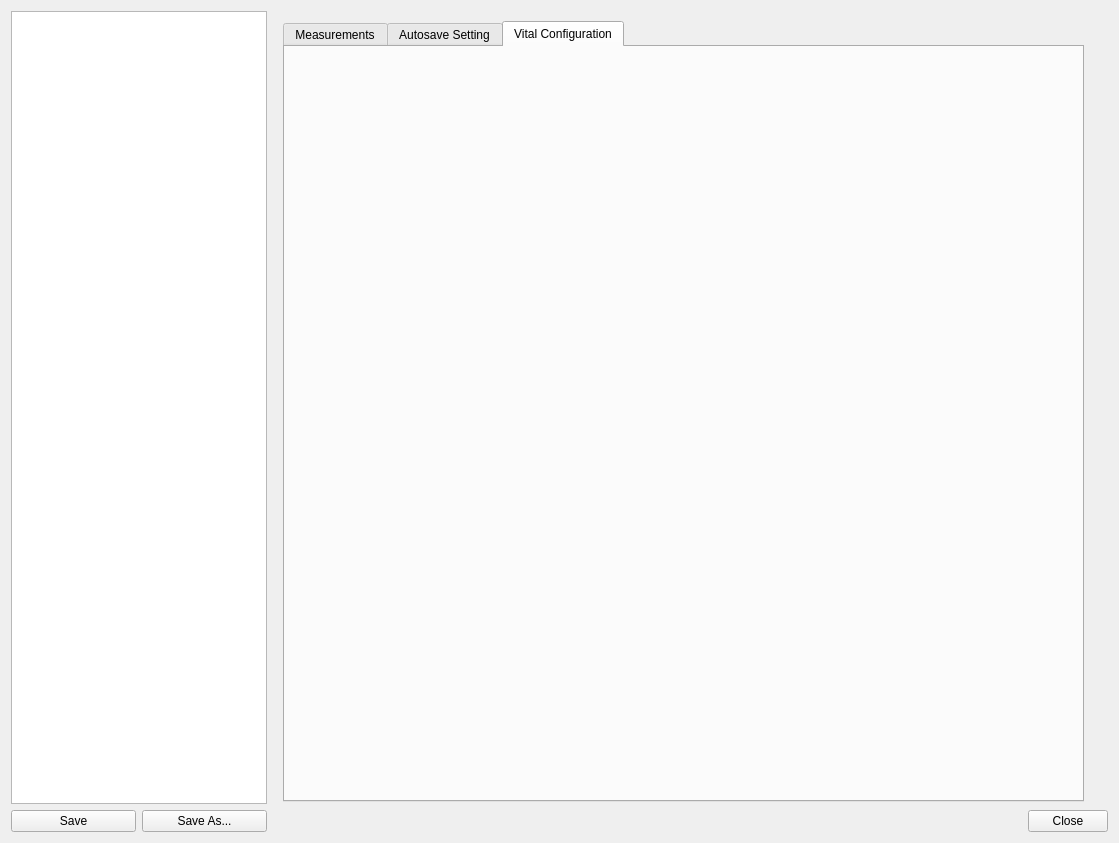
The window that src/libs/recorder/ui/studyconfigurationdialog.ui (mannd/epsimulator) describes before a commit, drawn with Qt 5.
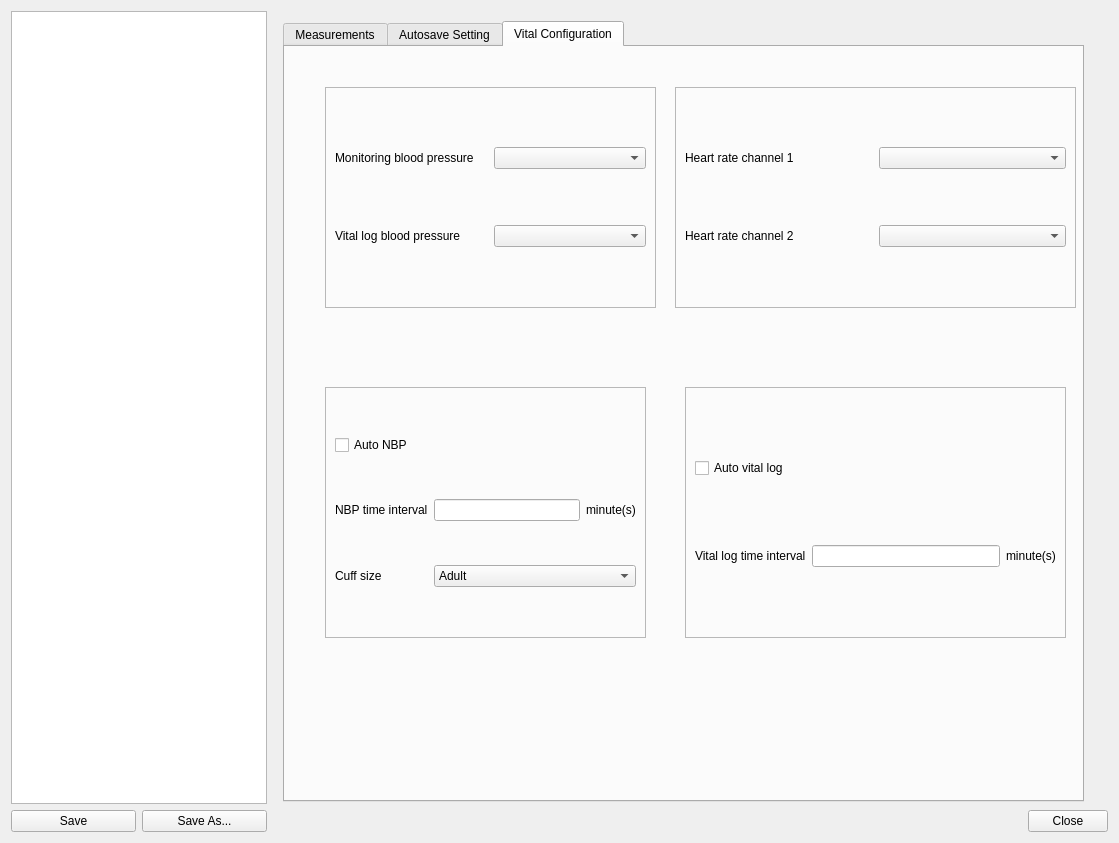
The same window after the commit. The open tabs and pages were chosen to show the change. Icons and pictures are not drawn.

```diff
--- a/src/libs/recorder/ui/studyconfigurationdialog.ui
+++ b/src/libs/recorder/ui/studyconfigurationdialog.ui
@@ -843,6 +843,213 @@
         <attribute name="title">
          <string>Vital Configuration</string>
         </attribute>
+        <widget class="QFrame" name="frame_8">
+         <property name="geometry">
+          <rect>
+           <x>40</x>
+           <y>40</y>
+           <width>331</width>
+           <height>221</height>
+          </rect>
+         </property>
+         <property name="frameShape">
+          <enum>QFrame::StyledPanel</enum>
+         </property>
+         <property name="frameShadow">
+          <enum>QFrame::Raised</enum>
+         </property>
+         <layout class="QGridLayout" name="gridLayout_16">
+          <item row="0" column="0">
+           <widget class="QLabel" name="label_49">
+            <property name="text">
+             <string>Monitoring blood pressure</string>
+            </property>
+            <property name="buddy">
+             <cstring>comboBox_24</cstring>
+            </property>
+           </widget>
+          </item>
+          <item row="0" column="1">
+           <widget class="QComboBox" name="comboBox_24"/>
+          </item>
+          <item row="1" column="0">
+           <widget class="QLabel" name="label_50">
+            <property name="text">
+             <string>Vital log blood pressure</string>
+            </property>
+            <property name="buddy">
+             <cstring>comboBox_25</cstring>
+            </property>
+           </widget>
+          </item>
+          <item row="1" column="1">
+           <widget class="QComboBox" name="comboBox_25"/>
+          </item>
+         </layout>
+        </widget>
+        <widget class="QFrame" name="frame_9">
+         <property name="geometry">
+          <rect>
+           <x>390</x>
+           <y>40</y>
+           <width>401</width>
+           <height>221</height>
+          </rect>
+         </property>
+         <property name="frameShape">
+          <enum>QFrame::StyledPanel</enum>
+         </property>
+         <property name="frameShadow">
+          <enum>QFrame::Raised</enum>
+         </property>
+         <layout class="QGridLayout" name="gridLayout_15">
+          <item row="0" column="0">
+           <widget class="QLabel" name="label_51">
+            <property name="text">
+             <string>Heart rate channel 1</string>
+            </property>
+            <property name="buddy">
+             <cstring>comboBox_26</cstring>
+            </property>
+           </widget>
+          </item>
+          <item row="0" column="1">
+           <widget class="QComboBox" name="comboBox_26"/>
+          </item>
+          <item row="1" column="0">
+           <widget class="QLabel" name="label_52">
+            <property name="text">
+             <string>Heart rate channel 2</string>
+            </property>
+            <property name="buddy">
+             <cstring>comboBox_27</cstring>
+            </property>
+           </widget>
+          </item>
+          <item row="1" column="1">
+           <widget class="QComboBox" name="comboBox_27"/>
+          </item>
+         </layout>
+        </widget>
+        <widget class="QFrame" name="frame_10">
+         <property name="geometry">
+          <rect>
+           <x>40</x>
+           <y>340</y>
+           <width>321</width>
+           <height>251</height>
+          </rect>
+         </property>
+         <property name="frameShape">
+          <enum>QFrame::StyledPanel</enum>
+         </property>
+         <property name="frameShadow">
+          <enum>QFrame::Raised</enum>
+         </property>
+         <layout class="QGridLayout" name="gridLayout_18">
+          <item row="0" column="0" colspan="2">
+           <widget class="QCheckBox" name="checkBox_12">
+            <property name="text">
+             <string>Auto NBP</string>
+            </property>
+           </widget>
+          </item>
+          <item row="1" column="0">
+           <widget class="QLabel" name="label_53">
+            <property name="text">
+             <string>NBP time interval</string>
+            </property>
+            <property name="buddy">
+             <cstring>lineEdit_5</cstring>
+            </property>
+           </widget>
+          </item>
+          <item row="1" column="1">
+           <widget class="QLineEdit" name="lineEdit_5"/>
+          </item>
+          <item row="1" column="2">
+           <widget class="QLabel" name="label_56">
+            <property name="text">
+             <string>minute(s)</string>
+            </property>
+           </widget>
+          </item>
+          <item row="2" column="0">
+           <widget class="QLabel" name="label_54">
+            <property name="text">
+             <string>Cuff size</string>
+            </property>
+            <property name="buddy">
+             <cstring>comboBox_28</cstring>
+            </property>
+           </widget>
+          </item>
+          <item row="2" column="1" colspan="2">
+           <widget class="QComboBox" name="comboBox_28">
+            <item>
+             <property name="text">
+              <string>Adult</string>
+             </property>
+            </item>
+            <item>
+             <property name="text">
+              <string>Pediatric</string>
+             </property>
+            </item>
+            <item>
+             <property name="text">
+              <string>Thigh</string>
+             </property>
+            </item>
+           </widget>
+          </item>
+         </layout>
+        </widget>
+        <widget class="QFrame" name="frame_11">
+         <property name="geometry">
+          <rect>
+           <x>400</x>
+           <y>340</y>
+           <width>381</width>
+           <height>251</height>
+          </rect>
+         </property>
+         <property name="frameShape">
+          <enum>QFrame::StyledPanel</enum>
+         </property>
+         <property name="frameShadow">
+          <enum>QFrame::Raised</enum>
+         </property>
+         <layout class="QGridLayout" name="gridLayout_17">
+          <item row="0" column="0" colspan="2">
+           <widget class="QCheckBox" name="checkBox_13">
+            <property name="text">
+             <string>Auto vital log</string>
+            </property>
+           </widget>
+          </item>
+          <item row="1" column="0">
+           <widget class="QLabel" name="label_55">
+            <property name="text">
+             <string>Vital log time interval</string>
+            </property>
+            <property name="buddy">
+             <cstring>lineEdit_6</cstring>
+            </property>
+           </widget>
+          </item>
+          <item row="1" column="1">
+           <widget class="QLineEdit" name="lineEdit_6"/>
+          </item>
+          <item row="1" column="2">
+           <widget class="QLabel" name="label_57">
+            <property name="text">
+             <string>minute(s)</string>
+            </property>
+           </widget>
+          </item>
+         </layout>
+        </widget>
        </widget>
       </widget>
      </widget>
```
Left out of the diff: 289 changed lines with no effect on the pictures.
